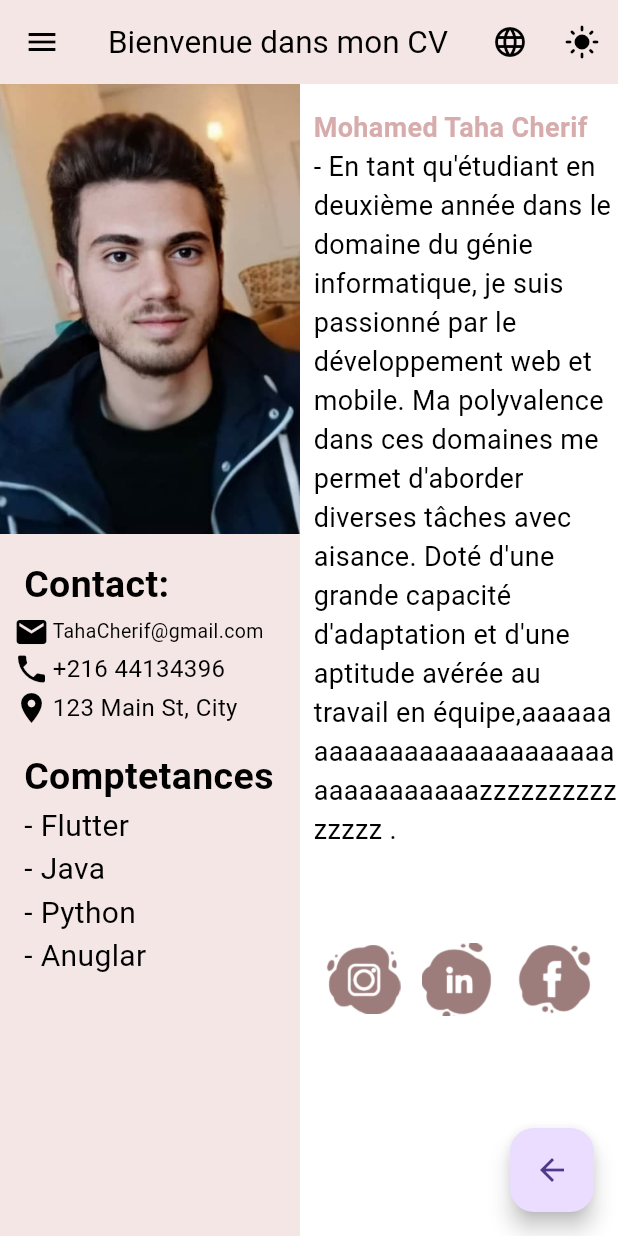
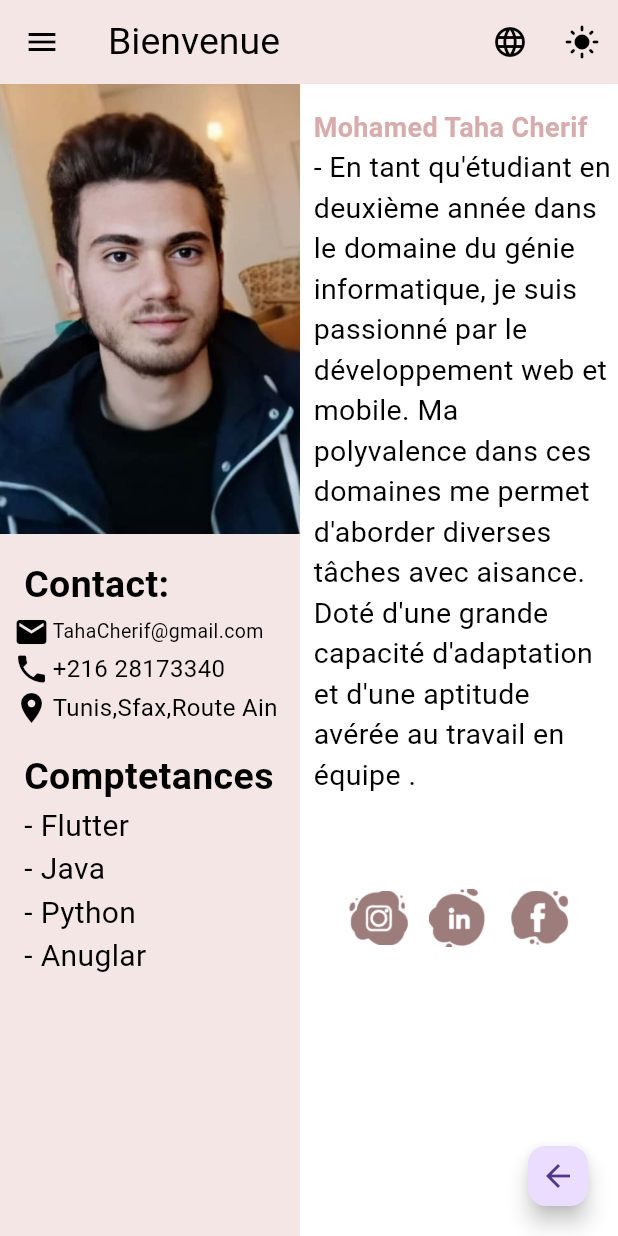
Before and after one commit to tahacherif/cv_build, a Flutter app: the screen it shows after launch, after a tap on "Mohamed Taha Cherif", on a phone screen of 412 x 824 dp. Run offline on Flutter 3.47's test engine with Material 3 defaults, Android fonts, the phone set to English and light mode, and no system bars; our stand-ins replace flutter_map, font_awesome_flutter, latlong2, shared_preferences; accounts and stored records are empty.

Commit message:
commit finale

```diff
--- a/lib/cv.page.dart
+++ b/lib/cv.page.dart
@@ -2,10 +2,9 @@ import 'package:flutter/material.dart';
 import 'package:shared_preferences/shared_preferences.dart';
 import 'package:cv_build/data/user_data_source.dart'; // Import UserDataSource
 import 'package:cv_build/model/user.dart';
+import 'main.dart';
 import 'menu/drawer.widget.dart';
 import 'package:url_launcher/url_launcher.dart';
-import 'main.dart';
-import '../config/global.params.dart';
 
 class CvPage extends StatefulWidget {
   CvPage();
@@ -15,8 +14,6 @@ class CvPage extends StatefulWidget {
 }
 
 class _CvPageState extends State<CvPage> {
-  late bool _isLightMode;
-
   @override
   void initState() {
     super.initState();
@@ -28,19 +25,19 @@ class _CvPageState extends State<CvPage> {
     bool? isLightMode = prefs.getBool("isLightMode");
     if (isLightMode != null) {
       setState(() {
-        _isLightMode = isLightMode;
+        isLightMode = isLightMode;
       });
     } else {
       setState(() {
-        _isLightMode = true; // Default to light mode
+        isLightMode = true; // Default to light mode
       });
     }
   }
   void _toggleTheme() async {
     SharedPreferences prefs = await SharedPreferences.getInstance();
     setState(() {
-      _isLightMode = !_isLightMode;
-      prefs.setBool("isLightMode", _isLightMode);
+      isLightMode = !isLightMode;
+      prefs.setBool("isLightMode", isLightMode);
     });
   }
 
@@ -69,20 +66,20 @@ class _CvPageState extends State<CvPage> {
             drawer: MyDrawer(user: user, isEnglishOn: isEnglishOn),
             appBar: AppBar(
               title: Text(
-                isEnglishOn ? 'Bienvenue dans mon CV' : 'Welcome to my CV',
-                style: TextStyle(fontSize: 21, color: _isLightMode ? Colors.black : Colors.white),
+                isEnglishOn ? 'Bienvenue' : 'Welcome',
+                style: TextStyle(fontSize: 25, color: isLightMode ? Colors.black : Colors.white),
               ),
-              backgroundColor: _isLightMode ? Color(0xFFF5E6E6) : Colors.black,
-              iconTheme: IconThemeData(color: _isLightMode ? Colors.black : Colors.white),
+              backgroundColor: isLightMode ? Color(0xFFF5E6E6) : Colors.black,
+              iconTheme: IconThemeData(color: isLightMode ? Colors.black : Colors.white),
               actions: [
                 IconButton(
-                  icon: Icon(Icons.language, color: _isLightMode ? Colors.black : Colors.white),
+                  icon: Icon(Icons.language, color: isLightMode ? Colors.black : Colors.white),
                   onPressed: () {
                     _toggleLanguage();
                   },
                 ),
                 IconButton(
-                  icon: Icon(_isLightMode ? Icons.light_mode : Icons.dark_mode, color: _isLightMode ? Colors.black : Colors.white),
+                  icon: Icon(isLightMode ? Icons.light_mode : Icons.dark_mode, color: isLightMode ? Colors.black : Colors.white),
                   onPressed: () {
                     _toggleTheme();
                   },
@@ -96,7 +93,7 @@ class _CvPageState extends State<CvPage> {
                 children: [
                   // Left side for photo and contacts
                   Container(
-                    color: _isLightMode ? Color(0xFFF5E6E6) : Colors.black,
+                    color: isLightMode ? Color(0xFFF5E6E6) : Colors.black,
                     padding: EdgeInsets.all(0),
                     width: 200,
                     child: Column(
@@ -116,7 +113,7 @@ class _CvPageState extends State<CvPage> {
                           padding: const EdgeInsets.only(left: 16, top: 16),
                           child: Text(
                             'Contact:',
-                            style: TextStyle(fontSize: 25, fontWeight: FontWeight.bold, color: _isLightMode ? Colors.black : Colors.white),
+                            style: TextStyle(fontSize: 25, fontWeight: FontWeight.bold, color: isLightMode ? Colors.black : Colors.white),
                           ),
                         ),
                         SizedBox(height: 1),
@@ -124,12 +121,12 @@ class _CvPageState extends State<CvPage> {
                           children: [
                             Padding(
                               padding: const EdgeInsets.only(left: 9),
-                              child: Icon(Icons.email, color: _isLightMode ? Colors.black : Colors.white),
+                              child: Icon(Icons.email, color: isLightMode ? Colors.black : Colors.white),
                             ),
                             SizedBox(width: 2),
                             Text(
                               '${user.email}',
-                              style: TextStyle(fontSize: 13, color: _isLightMode ? Colors.black : Colors.white),
+                              style: TextStyle(fontSize: 13, color: isLightMode ? Colors.black : Colors.white),
                             ),
                           ],
                         ),
@@ -138,12 +135,12 @@ class _CvPageState extends State<CvPage> {
                           children: [
                             Padding(
                               padding: const EdgeInsets.only(left: 9),
-                              child: Icon(Icons.phone, color: _isLightMode ? Colors.black : Colors.white),
+                              child: Icon(Icons.phone, color: isLightMode ? Colors.black : Colors.white),
                             ),
                             SizedBox(width: 2),
                             Text(
                               '${user.phone}',
-                              style: TextStyle(fontSize: 16, color: _isLightMode ? Colors.black : Colors.white),
+                              style: TextStyle(fontSize: 16, color: isLightMode ? Colors.black : Colors.white),
                             ),
                           ],
                         ),
@@ -152,12 +149,12 @@ class _CvPageState extends State<CvPage> {
                           children: [
                             Padding(
                               padding: const EdgeInsets.only(left: 9),
-                              child: Icon(Icons.location_on, color: _isLightMode ? Colors.black : Colors.white),
+                              child: Icon(Icons.location_on, color: isLightMode ? Colors.black : Colors.white),
                             ),
                             SizedBox(width: 2),
                             Text(
                               '${user.address}',
-                              style: TextStyle(fontSize: 16, color: _isLightMode ? Colors.black : Colors.white),
+                              style: TextStyle(fontSize: 16, color: isLightMode ? Colors.black : Colors.white),
                             ),
                           ],
                         ),
@@ -166,7 +163,7 @@ class _CvPageState extends State<CvPage> {
                           padding: const EdgeInsets.only(left: 16),
                           child: Text(
                             isEnglishOn ? 'Comptetances' : 'Skills:',
-                            style: TextStyle(fontSize: 25, fontWeight: FontWeight.bold, color: _isLightMode ? Colors.black : Colors.white),
+                            style: TextStyle(fontSize: 25, fontWeight: FontWeight.bold, color: isLightMode ? Colors.black : Colors.white),
                           ),
                         ),
                         Column(
@@ -176,7 +173,7 @@ class _CvPageState extends State<CvPage> {
                               padding: const EdgeInsets.only(left: 16),
                               child: Text(
                                 '- $skill',
-                                style: TextStyle(fontSize: 20, color: _isLightMode ? Colors.black : Colors.white),
+                                style: TextStyle(fontSize: 20, color: isLightMode ? Colors.black : Colors.white),
                               ),
                             ))
                           ],
@@ -186,7 +183,7 @@ class _CvPageState extends State<CvPage> {
                   ),
                   Expanded(
                     child: Container(
-                      color: _isLightMode ? Colors.white : Colors.grey[800],
+                      color: isLightMode ? Colors.white : Colors.grey[800],
                       child: Column(
                         crossAxisAlignment: CrossAxisAlignment.start,
                         children: [
@@ -195,7 +192,7 @@ class _CvPageState extends State<CvPage> {
                             padding: const EdgeInsets.only(left: 9.0),
                             child: Text(
                               user.name,
-                              style: TextStyle(fontSize: 18, fontWeight: FontWeight.bold, color: _isLightMode ? Color(0xFFD7ACAC) : Colors.white),
+                              style: TextStyle(fontSize: 18, fontWeight: FontWeight.bold, color: isLightMode ? Color(0xFFD7ACAC) : Colors.white),
                             ),
                           ),
                           Padding(
@@ -204,7 +201,7 @@ class _CvPageState extends State<CvPage> {
                               isEnglishOn
                                   ? '- ${user.summary}'
                                   : "-As a second-year student in the field of computer engineering, I am passionate about web and mobile development. My versatility in these areas allows me to tackle various tasks with ease. Endowed with great adaptability and a proven ability to work in a team.",
-                              style: TextStyle(fontSize: 18, color: _isLightMode ? Colors.black : Colors.white),
+                              style: TextStyle(fontSize: 19, color: isLightMode ? Colors.black : Colors.white),
                             ),
                           ),
                           SizedBox(height: 60),
@@ -219,8 +216,8 @@ class _CvPageState extends State<CvPage> {
                                   padding: const EdgeInsets.all(2.0),
                                   child: ImageIcon(
                                     AssetImage('images/insta.png'),
-                                    size: 50,
-                                    color: _isLightMode ? Color(0xFF9D7C7C) : Colors.white,
+                                    size: 40,
+                                    color: isLightMode ? Color(0xFF9D7C7C) : Colors.white,
                                   ),
                                 ),
                               ),
@@ -233,8 +230,8 @@ class _CvPageState extends State<CvPage> {
                                   padding: const EdgeInsets.all(2.0),
                                   child: ImageIcon(
                                     AssetImage('images/link.png'),
-                                    size: 50,
-                                    color: _isLightMode ? Color(0xFF9D7C7C) : Colors.white,
+                                    size: 40,
+                                    color: isLightMode ? Color(0xFF9D7C7C) : Colors.white,
                                   ),
                                 ),
                               ),
@@ -247,8 +244,8 @@ class _CvPageState extends State<CvPage> {
                                   padding: const EdgeInsets.all(2.0),
                                   child: ImageIcon(
                                     AssetImage('images/fb.png'),
-                                    size: 50,
-                                    color: _isLightMode ? Color(0xFF9D7C7C) : Colors.white,
+                                    size: 40,
+                                    color: isLightMode ? Color(0xFF9D7C7C) : Colors.white,
                                   ),
                                 ),
                               ),
@@ -268,8 +265,10 @@ class _CvPageState extends State<CvPage> {
                 Navigator.pop(context);
                 Navigator.of(context).pushNamed('/home');
               },
+              mini: true, // Ajoutez cette ligne pour rendre le bouton plus petit
               child: Icon(Icons.arrow_back),
             ),
+
           );
         }
       },
--- a/lib/data/user_data_source.dart
+++ b/lib/data/user_data_source.dart
@@ -7,39 +7,39 @@ class UserDataSource {
       "Mohamed Taha Cherif",
       "Software Engineer",
       "TahaCherif@gmail.com",
-      "+216 44134396",
-      "123 Main St, City",
+      "+216 28173340",
+      "Tunis,Sfax,Route Ain",
       "taha.jpg",
-      "En tant qu'étudiant en deuxième année dans le domaine du génie informatique, je suis passionné par le développement web et mobile. Ma polyvalence dans ces domaines me permet d'aborder diverses tâches avec aisance. Doté d'une grande capacité d'adaptation et d'une aptitude avérée au travail en équipe,aaaaaaaaaaaaaaaaaaaaaaaaaaaaaaaaaaaaazzzzzzzzzzzzzzz .",
+      "En tant qu'étudiant en deuxième année dans le domaine du génie informatique, je suis passionné par le développement web et mobile. Ma polyvalence dans ces domaines me permet d'aborder diverses tâches avec aisance. Doté d'une grande capacité d'adaptation et d'une aptitude avérée au travail en équipe .",
       ["Flutter", "Java", "Python" ,"Anuglar" ],
       [
-        Experience("Senior Developer", "ABC Inc.", "2018", "Present", "Developed new features for XYZ app."),
-        Experience("Junior Developer", "XYZ Corp.", "2016", "2018", "Worked on frontend development."),
+        Experience("InterShip", "TelNet", "2019", "2020", "Developed new AI features "),
+        Experience("InterShip", "AtlasWorld", "2022", "2023", "Worked on frontend and backend development."),
       ],
       [
-        Education("Bachelor's in Computer Science", "University of XYZ", "2015", "2016", "Graduated with honors."),
-        Education("High School Diploma", "XYZ High School", "2008", "2012", "Achieved academic excellence."),
+        Education("Bachelor's in Computer Science", "University of Fseg Sfax", "2019", "2022", "Graduated with honors."),
+        Education("High School Diploma", "Hbib Themer", "2015", "2019", "Achieved academic excellence."),
       ],
       ["Music", "Reading", "Travel"],
     ),
     User(
       "Taieb Daoud",
-      "Marketing Specialist",
-      "taiebdaoud3@gmail.com",
-      "+21644134396",
-      "456 Elm St, Town",
+      "Software Engineer",
+      "Taiebdaoud3@gmail.com",
+      "+216 44134396",
+      "Tunis,sfax,route ain",
       "taieb.jpg",
-      "Lorem ipsum dolor sit amet, consectetur adipiscing elit.",
-      ["Marketing", "Social Media", "Analytics"],
+      "En tant qu'étudiant en deuxième année dans le domaine du génie informatique, je suis passionné par le développement web et mobile. Ma polyvalence dans ces domaines me permet d'aborder diverses tâches avec aisance. Doté d'une grande capacité d'adaptation et d'une aptitude avérée au travail en équipe .",
+      ["Flutter", "Java", "Python" ,"Anuglar" ],
       [
-        Experience("aaaaaaaaaa", "XYZ Agency", "2017", "Present", "Led successful campaigns for clients."),
-        Experience("Marketing Assistant", "ABC Company", "2015", "2017", "Assisted in content creation and SEO."),
+        Experience("InterShip", "TelNet", "2019", "2020", "Developed new AI features "),
+        Experience("InterShip", "AtlasWorld", "2022", "2023", "Worked on frontend and backend development."),
       ],
       [
-        Education("Master's in Marketing", "University of ABC", "2013", "2015", "Focused on digital marketing strategies."),
-        Education("Bachelor's in Business Administration", "ABC University", "2009", "2013", "Graduated with honors."),
+        Education("Bachelor's in Computer Science", "University of ESPIN Sfax", "2019", "2022", "Graduated with honors."),
+        Education("High School Diploma", "ElHay", "2015", "2019", "Achieved academic excellence."),
       ],
-      ["Yoga", "Cooking", "Hiking"],
+      ["Music", "Reading", "Travel"],
     ),
   ];
 
--- a/lib/home.page.dart
+++ b/lib/home.page.dart
@@ -1,5 +1,7 @@
 import 'package:flutter/material.dart';
 import 'package:shared_preferences/shared_preferences.dart';
+
+import 'main.dart';
 
 class HomePage extends StatelessWidget {
   late SharedPreferences prefs;
@@ -8,17 +10,17 @@ class HomePage extends StatelessWidget {
   Widget build(BuildContext context) {
     return Scaffold(
       appBar: AppBar(
-        title: Text(
-          "Page d'Accueil",
+        title: Text(isEnglishOn ? "Page d'Accueil" : "Home page",
           textAlign: TextAlign.center,
           style: TextStyle(
-            color: Colors.grey[900],
+            color: isLightMode ? Colors.grey[900] : Colors.white,
           ),
         ),
         centerTitle: true,
-        backgroundColor: Color(0xFFD7ACAC),
+        backgroundColor: isLightMode ?Color(0xFFD7ACAC)  : Colors.black,
       ),
       body: Container(
+        color: isLightMode ? Colors.white : Colors.grey[800],
         child: Center(
           child: Column(
             mainAxisAlignment: MainAxisAlignment.center,
@@ -37,7 +39,7 @@ class HomePage extends StatelessWidget {
                     Text(
                       'Mohamed Taha Cherif',
                       style: TextStyle(
-                        color: Color(0xFFD7ACAC),
+                        color: isLightMode ? Color(0xFFD7ACAC) : Colors.white,
                         fontSize: 16,
                         fontWeight: FontWeight.bold,
                       ),
@@ -60,7 +62,7 @@ class HomePage extends StatelessWidget {
                     Text(
                       'Taieb Daoud',
                       style: TextStyle(
-                        color: Color(0xFFD7ACAC),
+                        color: isLightMode ? Color(0xFFD7ACAC) : Colors.white,
                         fontSize: 16,
                         fontWeight: FontWeight.bold,
                       ),
--- a/lib/main.dart
+++ b/lib/main.dart
@@ -9,6 +9,7 @@ import 'home.page.dart';
 import 'langue.page.dart';
 import 'map.page.dart';
 bool isEnglishOn = true;
+bool isLightMode = true;
 void main() {
   runApp(MyApp());
 }
```
Also changed, not shown: lib/exp.page.dart (+10 -7 lines), lib/formation.page.dart (+13 -9 lines), lib/langue.page.dart (+8 -5 lines), lib/menu/drawer.widget.dart (+79 -21 lines), lib/skills.page.dart (+10 -6 lines).
